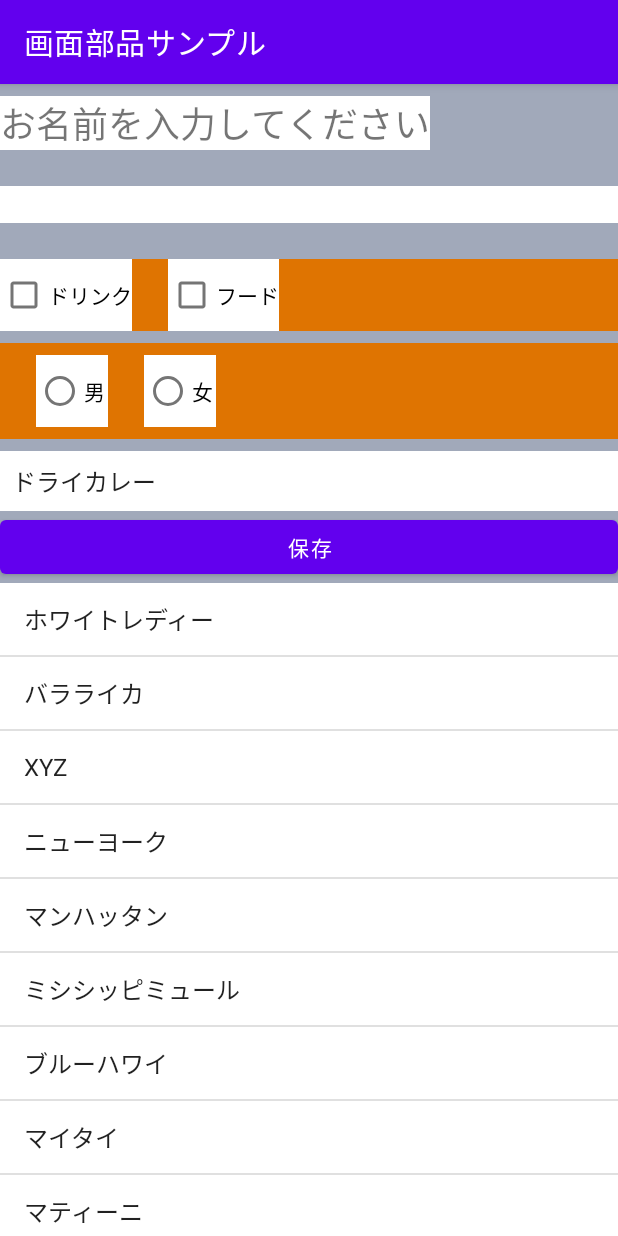
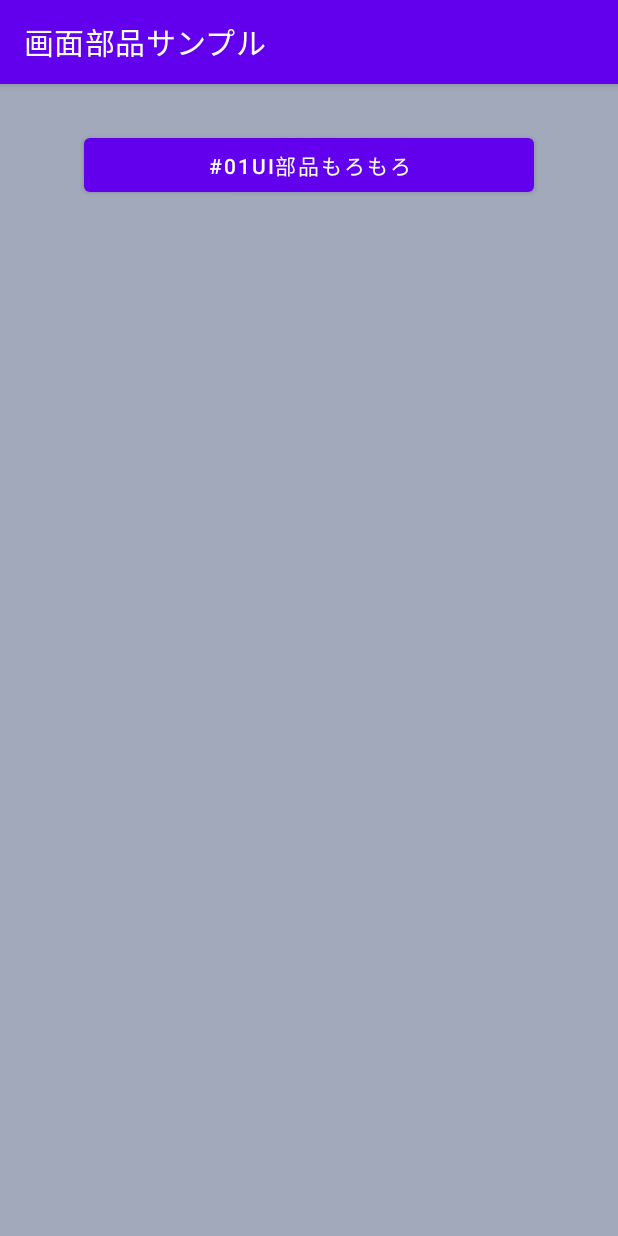
Before and after one commit to horikoshik2039/Kotlin, an Android app: the screen it shows after launch (MainActivity before the commit, BaseTopActivity after it), on a phone screen of 412 x 824 dp. Run offline under Robolectric (Android 15) with nearby library versions, the phone set to English and light mode, and no system bars.

Commit message:
トップページ追加

```diff
--- a/app/src/main/AndroidManifest.xml
+++ b/app/src/main/AndroidManifest.xml
@@ -12,14 +12,16 @@
         android:theme="@style/Theme.KotlinPractice01"
         tools:targetApi="31">
         <activity
-            android:name=".MainActivity"
+            android:name=".BaseTopActivity"
             android:exported="true">
             <intent-filter>
                 <action android:name="android.intent.action.MAIN" />
-
                 <category android:name="android.intent.category.LAUNCHER" />
             </intent-filter>
         </activity>
+        <activity
+            android:name=".MainActivity"
+            android:exported="false"/>
     </application>
 
 </manifest>
--- /dev/null
+++ b/app/src/main/java/com/example/kotlinpractice01/BaseTopActivity.kt
@@ -0,0 +1,22 @@
+package com.example.kotlinpractice01
+
+import android.content.Intent
+import androidx.appcompat.app.AppCompatActivity
+import android.os.Bundle
+import android.view.View
+import android.widget.Button
+
+class BaseTopActivity : AppCompatActivity() {
+
+    override fun onCreate(savedInstanceState: Bundle?) {
+        super.onCreate(savedInstanceState)
+        setContentView(R.layout.activity_base_top)
+
+        val ui01Button : Button = findViewById<Button>(R.id.ui_01_button)
+        ui01Button.setOnClickListener {
+            val intent = Intent(this, MainActivity::class.java)
+            startActivity(intent)
+        }
+    }
+
+}
--- /dev/null
+++ b/app/src/main/res/layout/activity_base_top.xml
@@ -0,0 +1,17 @@
+<?xml version="1.0" encoding="utf-8"?>
+<LinearLayout
+    xmlns:android="http://schemas.android.com/apk/res/android"
+    android:layout_width="match_parent"
+    android:layout_height="match_parent"
+    android:background="#A1A9BA"
+    android:orientation="vertical">
+
+    <Button
+        android:id="@+id/ui_01_button"
+        android:layout_width="300dp"
+        android:layout_height="wrap_content"
+        android:layout_marginTop="30dp"
+        android:layout_gravity="center_horizontal"
+        android:text="@string/bt_01_ui" />
+
+</LinearLayout>
--- a/app/src/main/res/values/strings.xml
+++ b/app/src/main/res/values/strings.xml
@@ -1,4 +1,5 @@
 <resources>
+    <string name="bt_01_ui">#01UI部品もろもろ</string>
     <string name="app_name">画面部品サンプル</string>
     <string name="tv_msg">お名前を入力してください</string>
     <string name="bt_save">保存</string>
```
